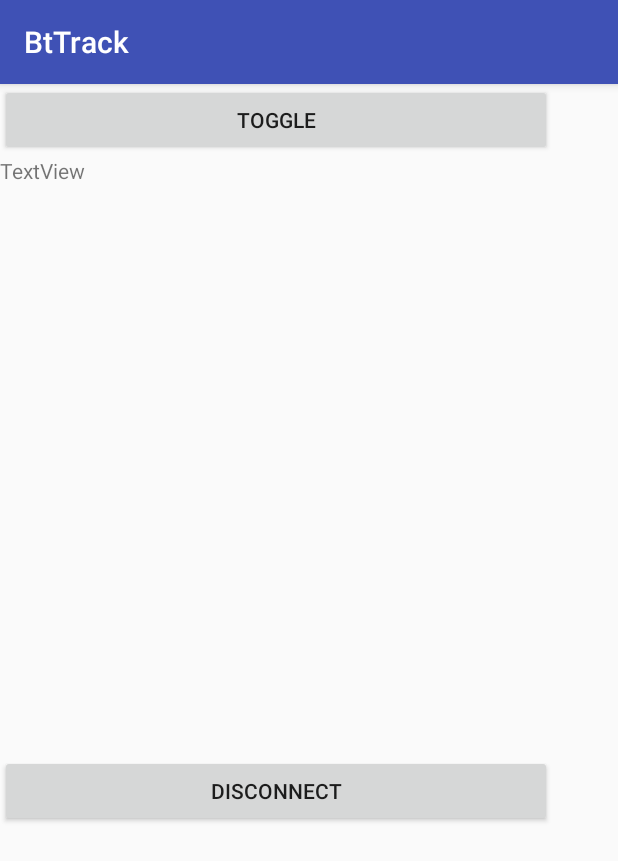
After one commit to mkurdukov/ard, an Android app: the TrackActivity screen opened directly, with no data from a screen before it, on a phone screen of 412 x 824 dp. The commit adds this screen. Shown: the top 861 px of the screen. Run offline under Robolectric (Android 15) with nearby library versions, the phone set to English and light mode, and no system bars; 3 statements that could not run were skipped.

Commit message:
updating android project

```diff
--- /dev/null
+++ b/Android/bt/BtTrack/app/src/main/java/ru/my_rabbit/max/bttrack/TrackActivity.java
@@ -0,0 +1,139 @@
+package ru.my_rabbit.max.bttrack;
+
+import android.app.ProgressDialog;
+import android.bluetooth.BluetoothAdapter;
+import android.bluetooth.BluetoothDevice;
+import android.bluetooth.BluetoothSocket;
+import android.content.Intent;
+import android.os.AsyncTask;
+import android.support.v7.app.AppCompatActivity;
+import android.os.Bundle;
+import android.view.View;
+import android.widget.Button;
+import android.widget.TextView;
+import android.widget.Toast;
+
+import java.io.IOException;
+import java.util.UUID;
+
+
+public class TrackActivity extends AppCompatActivity {
+
+
+    Button btnToggle, btnDisconnect;
+    String address = null;
+    BluetoothAdapter bt = null;
+    BluetoothSocket btSocket = null;
+    TextView txtInfo;
+    private boolean isBtConnected = false;
+    static final UUID myUUID = UUID.fromString("00001101-0000-1000-8000-00805F9B34FB");
+    private ProgressDialog progress;
+
+    @Override
+    protected void onCreate(Bundle savedInstanceState) {
+        super.onCreate(savedInstanceState);
+        setContentView(R.layout.activity_track);
+        txtInfo = (TextView) findViewById(R.id.txtInfo);
+        btnDisconnect = (Button) findViewById(R.id.btnDisconnect);
+        btnToggle = (Button) findViewById(R.id.btnToggle);
+
+
+        //receive the address of the bluetooth device
+        Intent newint = getIntent();
+        address = newint.getStringExtra(MainActivity.EXTRA_ADDRESS);
+
+        btnDisconnect.setOnClickListener(new View.OnClickListener() {
+            @Override
+            public void onClick(View v) {
+                Disconnect();
+            }
+        });
+
+        btnToggle.setOnClickListener(new View.OnClickListener() {
+            @Override
+            public void onClick(View v) {
+                Toggle();
+            }
+        });
+
+        new ConnectBT().execute();
+
+    }
+
+    private void msg(String s) {
+        Toast.makeText(getApplicationContext(), s, Toast.LENGTH_LONG).show();
+    }
+
+    private void Disconnect() {
+        if (btSocket != null) //If the btSocket is busy
+        {
+            try {
+                btSocket.close(); //close connection
+            } catch (IOException e) {
+                msg("Error");
+            }
+        }
+        finish(); //return to the first layout
+    }
+    boolean isOn = false;
+    private void Toggle()
+    {
+        if (btSocket!=null)
+        {
+            try
+            {
+                String s = (isOn ? "5" : "6").toString();
+
+                btSocket.getOutputStream().write(s.getBytes());
+                isOn = !isOn;
+                txtInfo.setText(s);
+            }
+            catch (IOException e)
+            {
+                msg("Error");
+            }
+        }
+    }
+
+    private class ConnectBT extends AsyncTask<Void, Void, Void>  // UI thread
+    {
+        private boolean ConnectSuccess = true; //if it's here, it's almost connected
+
+        @Override
+        protected void onPreExecute() {
+            progress = ProgressDialog.show(TrackActivity.this, "Connecting...", "Please wait!!!");  //show a progress dialog
+        }
+
+        @Override
+        protected Void doInBackground(Void... devices) //while the progress dialog is shown, the connection is done in background
+        {
+            try {
+                if (btSocket == null || !isBtConnected) {
+                    bt = BluetoothAdapter.getDefaultAdapter();//get the mobile bluetooth device
+                    BluetoothDevice dispositivo = bt.getRemoteDevice(address);//connects to the device's address and checks if it's available
+                    btSocket = dispositivo.createInsecureRfcommSocketToServiceRecord(myUUID);//create a RFCOMM (SPP) connection
+                    BluetoothAdapter.getDefaultAdapter().cancelDiscovery();
+                    btSocket.connect();//start connection
+                }
+            } catch (IOException e) {
+                ConnectSuccess = false;//if the try failed, you can check the exception here
+            }
+            return null;
+        }
+
+        @Override
+        protected void onPostExecute(Void result) //after the doInBackground, it checks if everything went fine
+        {
+            super.onPostExecute(result);
+
+            if (!ConnectSuccess) {
+                msg("Connection Failed. Is it a SPP Bluetooth? Try again.");
+                finish();
+            } else {
+                msg("Connected.");
+                isBtConnected = true;
+            }
+            progress.dismiss();
+        }
+    }
+}
--- /dev/null
+++ b/Android/bt/BtTrack/app/src/main/res/layout/activity_track.xml
@@ -0,0 +1,35 @@
+<?xml version="1.0" encoding="utf-8"?>
+<android.support.constraint.ConstraintLayout xmlns:android="http://schemas.android.com/apk/res/android"
+    xmlns:app="http://schemas.android.com/apk/res-auto"
+    xmlns:tools="http://schemas.android.com/tools"
+    android:layout_width="match_parent"
+    android:layout_height="match_parent"
+    tools:context="ru.my_rabbit.max.bttrack.TrackActivity">
+
+    <LinearLayout
+        android:layout_width="368dp"
+        android:layout_height="495dp"
+        android:orientation="vertical"
+        tools:layout_editor_absoluteX="8dp"
+        tools:layout_editor_absoluteY="8dp">
+
+        <Button
+            android:id="@+id/btnToggle"
+            android:layout_width="match_parent"
+            android:layout_height="wrap_content"
+            android:text="Toggle" />
+
+        <TextView
+            android:id="@+id/txtInfo"
+            android:layout_width="match_parent"
+            android:layout_height="wrap_content"
+            android:layout_weight="1"
+            android:text="TextView" />
+
+        <Button
+            android:id="@+id/btnDisconnect"
+            android:layout_width="match_parent"
+            android:layout_height="wrap_content"
+            android:text="Disconnect" />
+    </LinearLayout>
+</android.support.constraint.ConstraintLayout>
```
Also changed, not shown: Android/bt/BtTrack/app/src/main/AndroidManifest.xml (+5 -2 lines), Android/bt/BtTrack/app/src/main/java/ru/my_rabbit/max/bttrack/MainActivity.java (+6 -5 lines).
